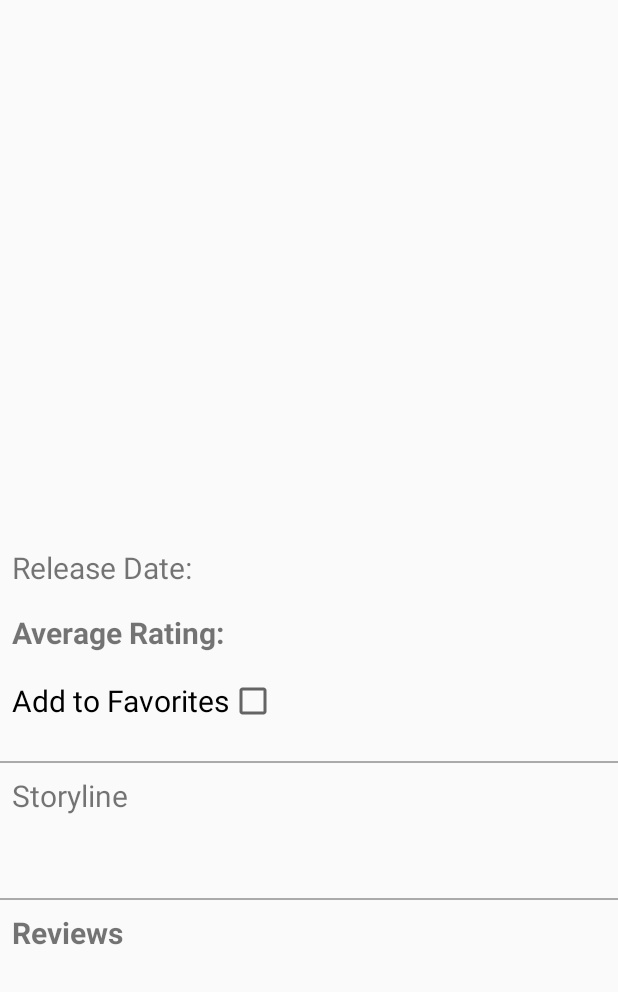
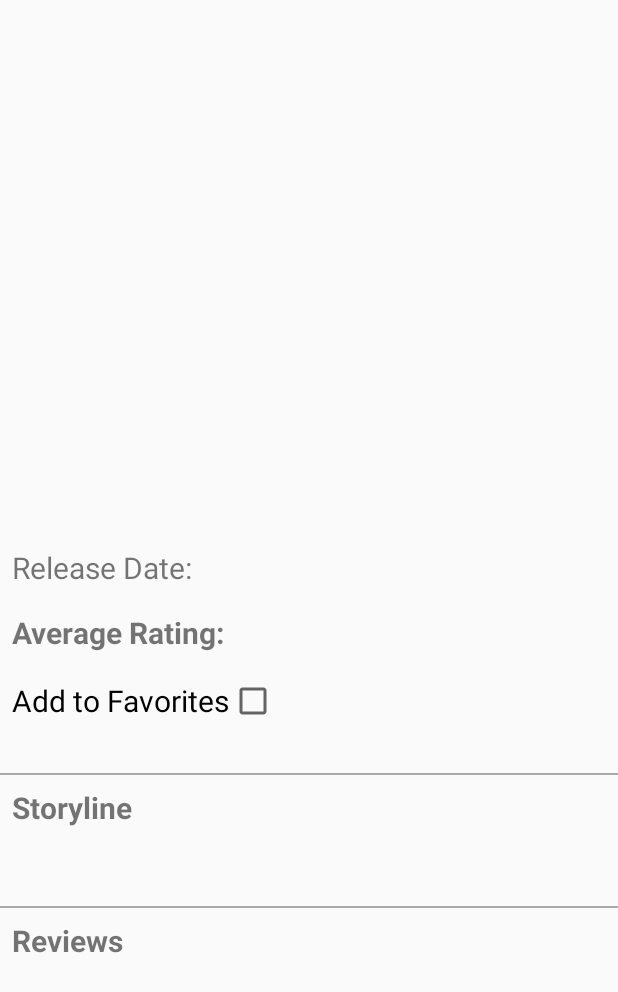
Before and after one commit to silkster87/PopularMovies, an Android app: the layout activity_movie_detail.xml on its own in the app's theme, with its tools: preview values and no code run, on a phone screen of 412 x 824 dp. Shown: the top 992 px of the screen. Run offline under Robolectric (Android 15) with nearby library versions, the phone set to English and light mode, and no system bars.

Commit message:
adjustments in spacing and views of text

```diff
--- a/app/src/main/java/com/example/android/popularmovies/MovieDetailActivity.java
+++ b/app/src/main/java/com/example/android/popularmovies/MovieDetailActivity.java
@@ -119,7 +119,7 @@ public class MovieDetailActivity extends AppCompatActivity {
         Picasso.with(context).load("http://image.tmdb.org/t/p/w342/" + vImageThumbPath).into(mMovieThumbnail);
         mMovieTitle.setText(vOriginalTitle);
         mMovieReleaseDate.append(vReleaseDate);
-        mMoviePlot.append(vPlotSynopsis);
+        mMoviePlot.setText(vPlotSynopsis);
         mMovieRating.append(Double.toString(vUserRating));
 
         boolean isFavMovie = findIfFavMovie();
--- a/app/src/main/res/layout/activity_movie_detail.xml
+++ b/app/src/main/res/layout/activity_movie_detail.xml
@@ -60,7 +60,7 @@
             android:id="@+id/recyclerView_trailers"
             android:layout_width="match_parent"
             android:layout_height="wrap_content"
-            android:layout_marginBottom="8dp"
+            android:layout_marginBottom="16dp"
             android:layout_marginLeft="8dp"
             android:layout_marginRight="8dp"
             android:layout_marginTop="8dp" />
@@ -71,15 +71,25 @@
             android:background="@android:color/darker_gray"/>
 
         <TextView
+            android:id="@+id/plot_label"
+            android:layout_width="match_parent"
+            android:layout_height="33dp"
+            android:layout_marginLeft="8dp"
+            android:layout_marginTop="8dp"
+            android:layout_marginRight="8dp"
+            android:text="@string/Plot"
+            android:textSize="20sp"
+            android:textStyle="bold" />
+
+        <TextView
             android:id="@+id/tv_movie_plot"
             android:layout_width="match_parent"
             android:layout_height="wrap_content"
-            android:layout_marginBottom="8dp"
+            android:layout_marginBottom="16dp"
             android:layout_marginLeft="8dp"
             android:layout_marginRight="8dp"
             android:layout_marginTop="8dp"
-            android:text="@string/Plot"
-            android:textSize="20sp" />
+            android:textSize="16sp" />
 
         <View
             android:layout_width="match_parent"
@@ -90,7 +100,7 @@
             android:id="@+id/reviews_label"
             android:layout_width="match_parent"
             android:layout_height="wrap_content"
-            android:layout_marginBottom="8dp"
+            android:layout_marginBottom="16dp"
             android:layout_marginLeft="8dp"
             android:layout_marginTop="8dp"
             android:text="@string/reviews_label"
--- a/app/src/main/res/values/strings.xml
+++ b/app/src/main/res/values/strings.xml
@@ -4,7 +4,7 @@
 
     <string name="Release_date">Release Date:\u0020</string>
     <string name="Av_Rating">Average Rating:\u0020</string>
-    <string name="Plot">Storyline \n\n</string>
+    <string name="Plot">Storyline</string>
 
     <string name="Sort_popular_movies">Sort by Popular Movies</string>
     <string name="Sort_high_rated">Sort by Highest Rated</string>
```
